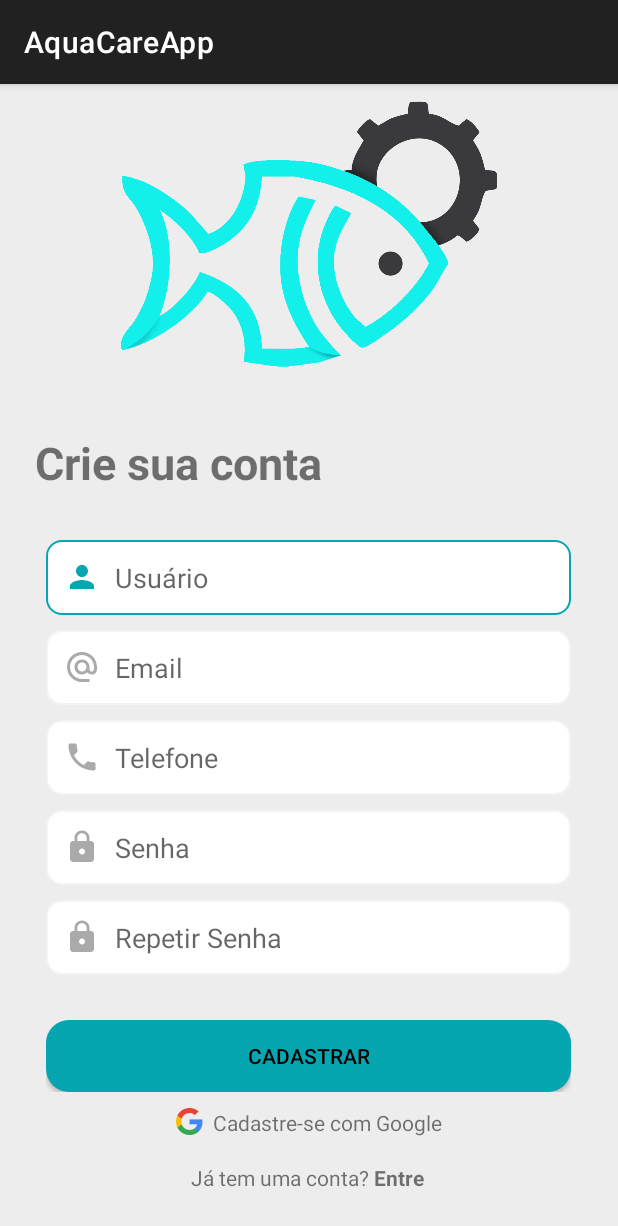
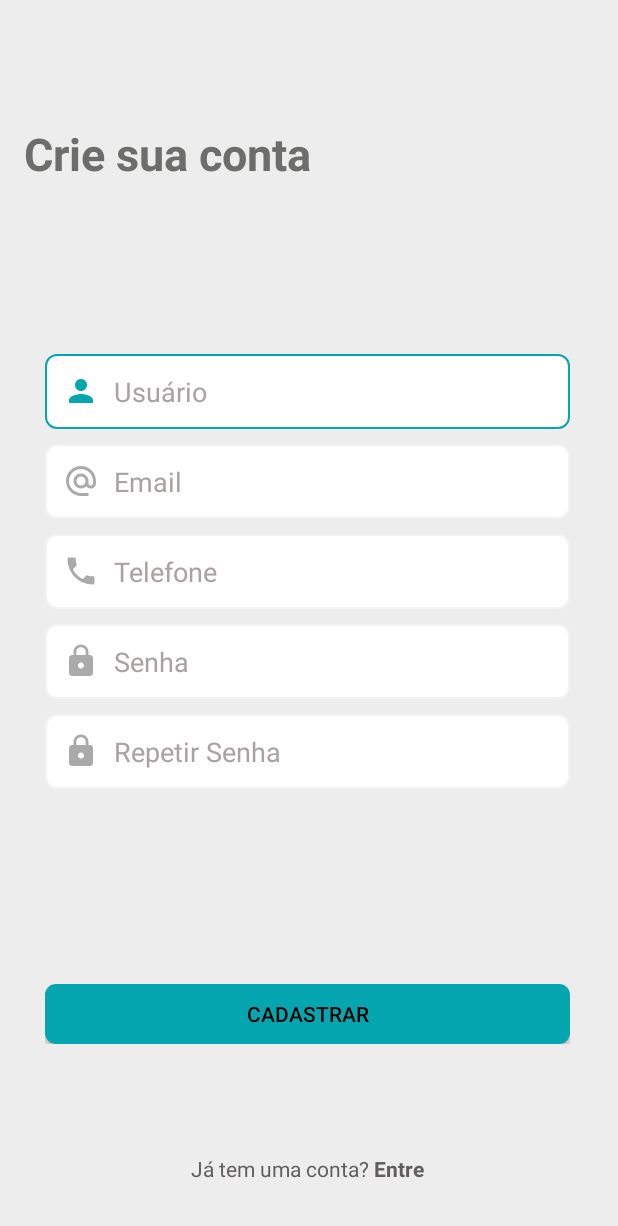
Before and after one commit to Aqua-Care/AquaCareApp, an Android app: the CadastroActivity screen opened directly, with no data from a screen before it, on a phone screen of 412 x 824 dp. Shown: the top 1226 px of the screen. Run offline under Robolectric (Android 15) with nearby library versions, the phone set to English and light mode, and no system bars; our stand-ins replace Firebase (no records; nobody signed in at launch, a user with empty details on screens opened directly).

Commit message:
Atualização 09/11/2022

```diff
--- a/app/src/main/res/drawable/btn.xml
+++ b/app/src/main/res/drawable/btn.xml
@@ -3,7 +3,7 @@
 <item>
     <shape android:shape="rectangle">
         <solid android:color="#06A6B1"/>
-        <corners android:radius="15dp"></corners>
+        <corners android:radius="7dp"></corners>
     </shape>
 </item>
 </selector>
--- a/app/src/main/res/drawable/custom_input.xml
+++ b/app/src/main/res/drawable/custom_input.xml
@@ -4,7 +4,7 @@
     <item android:state_enabled="true" android:state_focused="true">
         <shape android:shape="rectangle">
             <solid android:color="@color/white"/>
-            <corners android:radius="10dp"/>
+            <corners android:radius="7dp"/>
             <stroke android:color="#06A6B1" android:width="1dp"/>
         </shape>
     </item>
@@ -12,7 +12,7 @@
     <item android:state_enabled="true">
         <shape android:shape="rectangle">
             <solid android:color="@color/white"/>
-            <corners android:radius="10dp"/>
+            <corners android:radius="7dp"/>
             <stroke android:color="#F3F3F3" android:width="1dp"/>
         </shape>
     </item>
--- a/app/src/main/res/layout/activity_cadastro.xml
+++ b/app/src/main/res/layout/activity_cadastro.xml
@@ -15,10 +15,10 @@
         android:padding="7dp"
         app:layout_constraintBottom_toBottomOf="parent"
         app:layout_constraintEnd_toEndOf="parent"
-        app:layout_constraintHorizontal_bias="0.489"
+        app:layout_constraintHorizontal_bias="0.482"
         app:layout_constraintStart_toStartOf="parent"
         app:layout_constraintTop_toBottomOf="@+id/textView5"
-        app:layout_constraintVertical_bias="0.127">
+        app:layout_constraintVertical_bias="0.267">
 
         <EditText
             android:id="@+id/etUsuarioCadastro"
@@ -32,7 +32,8 @@
             android:inputType="textPersonName"
             android:paddingStart="12dp"
             android:paddingEnd="12dp"
-            android:textColor="@color/black" />
+            android:textColor="@color/black"
+            android:textColorHint="#A8A2A2" />
 
         <Space
             android:layout_width="match_parent"
@@ -50,7 +51,8 @@
             android:inputType="textEmailAddress"
             android:paddingStart="12dp"
             android:paddingEnd="12dp"
-            android:textColor="@color/black" />
+            android:textColor="@color/black"
+            android:textColorHint="#A8A2A2" />
 
         <Space
             android:layout_width="match_parent"
@@ -68,7 +70,8 @@
             android:inputType="phone"
             android:paddingStart="12dp"
             android:paddingEnd="12dp"
-            android:textColor="@color/black" />
+            android:textColor="@color/black"
+            android:textColorHint="#A8A2A2" />
 
         <Space
             android:layout_width="match_parent"
@@ -86,7 +89,8 @@
             android:inputType="textPassword"
             android:paddingStart="12dp"
             android:paddingEnd="12dp"
-            android:textColor="@color/black" />
+            android:textColor="@color/black"
+            android:textColorHint="#A8A2A2" />
 
         <Space
             android:layout_width="match_parent"
@@ -104,7 +108,8 @@
             android:inputType="textPassword"
             android:paddingStart="12dp"
             android:paddingEnd="12dp"
-            android:textColor="@color/black" />
+            android:textColor="@color/black"
+            android:textColorHint="#A8A2A2" />
 
     </LinearLayout>
 
@@ -116,15 +121,15 @@
         android:padding="7dp"
         app:layout_constraintBottom_toBottomOf="parent"
         app:layout_constraintEnd_toEndOf="parent"
-        app:layout_constraintHorizontal_bias="0.489"
+        app:layout_constraintHorizontal_bias="0.482"
         app:layout_constraintStart_toStartOf="parent"
         app:layout_constraintTop_toBottomOf="@+id/linearLayout5"
-        app:layout_constraintVertical_bias="0.146">
+        app:layout_constraintVertical_bias="0.488">
 
         <androidx.appcompat.widget.AppCompatButton
             android:id="@+id/btCadastrarCadastro"
             android:layout_width="350dp"
-            android:layout_height="wrap_content"
+            android:layout_height="40dp"
             android:background="@drawable/btn"
             android:text="Cadastrar"
             android:textColor="@color/black" />
@@ -134,21 +139,22 @@
         android:id="@+id/textView5"
         android:layout_width="wrap_content"
         android:layout_height="wrap_content"
-        android:layout_marginTop="32dp"
         android:text="Crie sua conta"
+        android:textColor="#6D6D6C"
         android:textSize="30sp"
         android:textStyle="bold"
         app:layout_constraintBottom_toBottomOf="parent"
         app:layout_constraintEnd_toEndOf="parent"
-        app:layout_constraintHorizontal_bias="0.105"
+        app:layout_constraintHorizontal_bias="0.074"
         app:layout_constraintStart_toStartOf="parent"
-        app:layout_constraintTop_toBottomOf="@+id/imageView3"
-        app:layout_constraintVertical_bias="0.0" />
+        app:layout_constraintTop_toTopOf="parent"
+        app:layout_constraintVertical_bias="0.105" />
 
     <LinearLayout
         android:id="@+id/linearLayout8"
         android:layout_width="wrap_content"
         android:layout_height="wrap_content"
+        android:layout_marginBottom="16dp"
         android:orientation="horizontal"
         android:padding="3dp"
         app:layout_constraintBottom_toBottomOf="parent"
@@ -156,7 +162,7 @@
         app:layout_constraintHorizontal_bias="0.497"
         app:layout_constraintStart_toStartOf="parent"
         app:layout_constraintTop_toBottomOf="@+id/linearLayout6"
-        app:layout_constraintVertical_bias="0.786">
+        app:layout_constraintVertical_bias="1.0">
 
         <TextView
             android:id="@+id/textView6"
@@ -164,7 +170,8 @@
             android:layout_height="wrap_content"
             android:layout_marginBottom="16dp"
             android:clickable="false"
-            android:text="Já tem uma conta?" />
+            android:text="Já tem uma conta?"
+            android:textColor="#615D5D" />
 
         <TextView
             android:id="@+id/textViewLogarCadastro"
@@ -173,49 +180,8 @@
             android:layout_weight="1"
             android:clickable="true"
             android:text=" Entre"
+            android:textColor="#615D5D"
             android:textStyle="bold" />
     </LinearLayout>
 
-    <ImageView
-        android:id="@+id/imageView3"
-        android:layout_width="wrap_content"
-        android:layout_height="200dp"
-        app:layout_constraintBottom_toBottomOf="parent"
-        app:layout_constraintEnd_toEndOf="parent"
-        app:layout_constraintHorizontal_bias="0.0"
-        app:layout_constraintStart_toStartOf="parent"
-        app:layout_constraintTop_toTopOf="parent"
-        app:layout_constraintVertical_bias="0.0"
-        app:srcCompat="@drawable/peixin_transparente" />
-
-    <LinearLayout
-        android:id="@+id/linearLayout11"
-        android:layout_width="wrap_content"
-        android:layout_height="wrap_content"
-        android:orientation="horizontal"
-        android:padding="7dp"
-        app:layout_constraintBottom_toBottomOf="parent"
-        app:layout_constraintEnd_toEndOf="parent"
-        app:layout_constraintStart_toStartOf="parent"
-        app:layout_constraintTop_toBottomOf="@+id/linearLayout5"
-        app:layout_constraintVertical_bias="0.56">
-
-        <ImageView
-            android:id="@+id/imageView5"
-            android:layout_width="wrap_content"
-            android:layout_height="wrap_content"
-            android:layout_margin="3dp"
-            android:layout_weight="1"
-            app:srcCompat="@drawable/googleg_standard_color_18" />
-
-        <TextView
-            android:id="@+id/textView17"
-            android:layout_width="wrap_content"
-            android:layout_height="wrap_content"
-            android:layout_margin="3dp"
-            android:layout_weight="1"
-            android:clickable="true"
-            android:text="Cadastre-se com Google" />
-    </LinearLayout>
-
 </androidx.constraintlayout.widget.ConstraintLayout>
--- a/app/src/main/res/layout/activity_main.xml
+++ b/app/src/main/res/layout/activity_main.xml
@@ -52,7 +52,7 @@
         app:layout_constraintHorizontal_bias="0.981"
         app:layout_constraintStart_toEndOf="@+id/linearLayout2"
         app:layout_constraintTop_toTopOf="parent"
-        tools:srcCompat="@tools:sample/avatars" />
+        tools:srcCompat="@drawable/ic_user" />
 
     <HorizontalScrollView
         android:id="@+id/horizontalScrollView"
--- a/app/src/main/res/values/themes.xml
+++ b/app/src/main/res/values/themes.xml
@@ -1,6 +1,6 @@
 <resources xmlns:tools="http://schemas.android.com/tools">
     <!-- Base application theme. -->
-    <style name="Theme.AquaCareApp" parent="Theme.MaterialComponents.DayNight.DarkActionBar">
+    <style name="Theme.AquaCareApp" parent="Theme.MaterialComponents.DayNight.NoActionBar">
         <!-- Primary brand color. -->
         <item name="colorPrimaryVariant">@color/purple_700</item>
         <item name="colorOnPrimary">@color/white</item>
```
Also changed, not shown: app/src/main/res/drawable/btn2.xml (added, +9 -0 lines), app/src/main/res/layout/activity_login.xml (+16 -39 lines), app/src/main/res/layout/activity_luz.xml (+12 -11 lines), app/src/main/res/layout/activity_tour.xml (+10 -10 lines), app/src/main/res/drawable/default_user.png (added).
